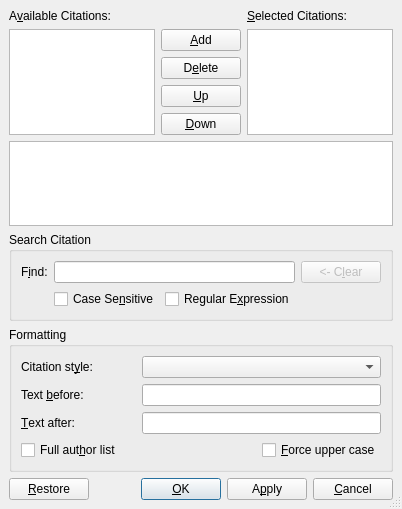
The window that src/frontends/qt4/ui/CitationUi.ui (rpavlik/lyx-lucid-backport) describes before a commit, drawn with Qt 5.
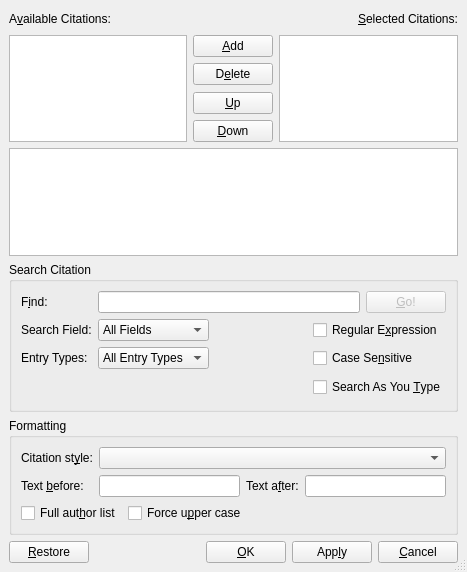
The same window after the commit. Icons and pictures are not drawn.

```diff
--- a/src/frontends/qt4/ui/CitationUi.ui
+++ b/src/frontends/qt4/ui/CitationUi.ui
@@ -5,8 +5,8 @@
    <rect>
     <x>0</x>
     <y>0</y>
-    <width>369</width>
-    <height>509</height>
+    <width>467</width>
+    <height>572</height>
    </rect>
   </property>
   <property name="sizePolicy" >
@@ -30,130 +30,189 @@
    <property name="spacing" >
     <number>6</number>
    </property>
-   <item row="0" column="0" >
+   <item row="1" column="0" >
+    <widget class="QTextEdit" name="infoML" >
+     <property name="sizePolicy" >
+      <sizepolicy>
+       <hsizetype>7</hsizetype>
+       <vsizetype>4</vsizetype>
+       <horstretch>0</horstretch>
+       <verstretch>0</verstretch>
+      </sizepolicy>
+     </property>
+     <property name="readOnly" >
+      <bool>true</bool>
+     </property>
+    </widget>
+   </item>
+   <item row="2" column="0" >
+    <widget class="QGroupBox" name="groupBox" >
+     <property name="title" >
+      <string>Search Citation</string>
+     </property>
+     <property name="flat" >
+      <bool>true</bool>
+     </property>
     <layout class="QGridLayout" >
      <property name="margin" >
-      <number>0</number>
+       <number>9</number>
      </property>
      <property name="spacing" >
       <number>6</number>
      </property>
-     <item row="4" column="1" >
-      <widget class="QPushButton" name="upPB" >
-       <property name="sizePolicy" >
-        <sizepolicy>
-         <hsizetype>0</hsizetype>
-         <vsizetype>0</vsizetype>
-         <horstretch>0</horstretch>
-         <verstretch>0</verstretch>
-        </sizepolicy>
-       </property>
+      <item row="0" column="0" >
+       <widget class="QLabel" name="findKeysLA" >
+        <property name="text" >
+         <string>F&amp;ind:</string>
+        </property>
+        <property name="alignment" >
+         <set>Qt::AlignLeading|Qt::AlignLeft|Qt::AlignVCenter</set>
+        </property>
+        <property name="buddy" >
+         <cstring>findLE</cstring>
+        </property>
+       </widget>
+      </item>
+      <item row="0" column="1" colspan="3" >
+       <widget class="QLineEdit" name="findLE" >
        <property name="toolTip" >
         <string>Move the selected citation up</string>
        </property>
        <property name="text" >
-        <string>&amp;Up</string>
-       </property>
-       <property name="icon" >
-        <iconset/>
-       </property>
-      </widget>
-     </item>
-     <item row="5" column="1" >
-      <widget class="QPushButton" name="downPB" >
-       <property name="sizePolicy" >
-        <sizepolicy>
-         <hsizetype>0</hsizetype>
-         <vsizetype>0</vsizetype>
-         <horstretch>0</horstretch>
-         <verstretch>0</verstretch>
-        </sizepolicy>
+         <string/>
+        </property>
+       </widget>
+      </item>
+      <item row="0" column="4" >
+       <widget class="QPushButton" name="searchPB" >
+        <property name="enabled" >
+         <bool>false</bool>
        </property>
        <property name="toolTip" >
         <string>Move the selected citation down</string>
        </property>
        <property name="text" >
-        <string>&amp;Down</string>
-       </property>
-       <property name="icon" >
-        <iconset/>
+         <string>&amp;Go!</string>
+        </property>
+        <property name="autoDefault" >
+         <bool>false</bool>
        </property>
       </widget>
      </item>
-     <item row="3" column="1" >
+      <item row="1" column="0" >
+       <widget class="QLabel" name="fieldsLA" >
+        <property name="text" >
+         <string>Search Field:</string>
+        </property>
+        <property name="buddy" >
+         <cstring>fieldsCO</cstring>
+        </property>
+       </widget>
+      </item>
+      <item row="1" column="1" >
+       <widget class="QComboBox" name="fieldsCO" >
+        <property name="maxVisibleItems" >
+         <number>16</number>
+        </property>
+        <property name="insertPolicy" >
+         <enum>QComboBox::NoInsert</enum>
+        </property>
+        <property name="sizeAdjustPolicy" >
+         <enum>QComboBox::AdjustToContents</enum>
+        </property>
+        <item>
+         <property name="text" >
+          <string>All Fields</string>
+         </property>
+        </item>
+       </widget>
+      </item>
+      <item row="1" column="2" >
       <spacer>
        <property name="orientation" >
-        <enum>Qt::Vertical</enum>
+         <enum>Qt::Horizontal</enum>
        </property>
        <property name="sizeHint" >
         <size>
-         <width>77</width>
-         <height>16</height>
+          <width>40</width>
+          <height>20</height>
         </size>
        </property>
       </spacer>
      </item>
+      <item row="1" column="3" colspan="2" >
+       <widget class="QCheckBox" name="regexCB" >
+        <property name="text" >
+         <string>Regular E&amp;xpression</string>
+        </property>
+       </widget>
+      </item>
+      <item row="2" column="0" >
+       <widget class="QLabel" name="entriesLA" >
+        <property name="text" >
+         <string>Entry Types:</string>
+        </property>
+        <property name="buddy" >
+         <cstring>entriesCO</cstring>
+        </property>
+       </widget>
+      </item>
      <item row="2" column="1" >
-      <widget class="QPushButton" name="deletePB" >
+       <widget class="QComboBox" name="entriesCO" >
+        <property name="insertPolicy" >
+         <enum>QComboBox::NoInsert</enum>
+        </property>
+        <property name="sizeAdjustPolicy" >
+         <enum>QComboBox::AdjustToContents</enum>
+        </property>
+        <item>
        <property name="text" >
-        <string>D&amp;elete</string>
-       </property>
-      </widget>
-     </item>
-     <item rowspan="5" row="1" column="0" >
-      <widget class="QListView" name="availableLV" >
-       <property name="editTriggers" >
-        <set>QAbstractItemView::NoEditTriggers</set>
-       </property>
-      </widget>
-     </item>
-     <item row="1" column="1" >
-      <widget class="QPushButton" name="addPB" >
-       <property name="toolTip" >
-        <string/>
-       </property>
-       <property name="text" >
-        <string>&amp;Add</string>
-       </property>
-       <property name="autoDefault" >
-        <bool>true</bool>
-       </property>
-      </widget>
-     </item>
-     <item row="0" column="2" >
-      <widget class="QLabel" name="selectedKeysLA" >
+          <string>All Entry Types</string>
+         </property>
+        </item>
+       </widget>
+      </item>
+      <item row="2" column="2" >
+       <spacer>
+        <property name="orientation" >
+         <enum>Qt::Horizontal</enum>
+        </property>
+        <property name="sizeHint" >
+         <size>
+          <width>40</width>
+          <height>20</height>
+         </size>
+        </property>
+       </spacer>
+      </item>
+      <item row="2" column="3" colspan="2" >
+       <widget class="QCheckBox" name="caseCB" >
        <property name="text" >
-        <string>&amp;Selected Citations:</string>
-       </property>
-       <property name="buddy" >
-        <cstring>selectedLV</cstring>
-       </property>
-      </widget>
-     </item>
-     <item row="0" column="0" >
-      <widget class="QLabel" name="availableKeysLA" >
-       <property name="text" >
-        <string>A&amp;vailable Citations:</string>
-       </property>
-       <property name="buddy" >
-        <cstring>availableLV</cstring>
-       </property>
-      </widget>
-     </item>
-     <item rowspan="5" row="1" column="2" >
-      <widget class="QListView" name="selectedLV" >
-       <property name="editTriggers" >
-        <set>QAbstractItemView::NoEditTriggers</set>
+         <string>Case Se&amp;nsitive</string>
+        </property>
+       </widget>
+      </item>
+      <item row="3" column="0" colspan="3" >
+       <spacer>
+        <property name="orientation" >
+         <enum>Qt::Horizontal</enum>
+        </property>
+        <property name="sizeHint" >
+         <size>
+          <width>271</width>
+          <height>25</height>
+         </size>
+        </property>
+       </spacer>
+      </item>
+      <item row="3" column="3" colspan="2" >
+       <widget class="QCheckBox" name="asTypeCB" >
+        <property name="text" >
+         <string>Search As You &amp;Type</string>
        </property>
       </widget>
      </item>
     </layout>
-   </item>
-   <item row="1" column="0" >
-    <widget class="QTextBrowser" name="infoML" >
-     <property name="focusPolicy" >
-      <enum>Qt::NoFocus</enum>
-     </property>
     </widget>
    </item>
    <item row="3" column="0" >
@@ -171,32 +230,15 @@
       <property name="spacing" >
        <number>6</number>
       </property>
-      <item row="0" column="1" colspan="2" >
-       <widget class="QComboBox" name="citationStyleCO" >
-        <property name="sizePolicy" >
-         <sizepolicy>
-          <hsizetype>3</hsizetype>
-          <vsizetype>0</vsizetype>
-          <horstretch>0</horstretch>
-          <verstretch>0</verstretch>
-         </sizepolicy>
+      <item row="1" column="0" >
+       <layout class="QHBoxLayout" >
+        <property name="margin" >
+         <number>0</number>
         </property>
-        <property name="toolTip" >
-         <string>Natbib citation style to use</string>
+        <property name="spacing" >
+         <number>6</number>
         </property>
-       </widget>
-      </item>
-      <item row="0" column="0" >
-       <widget class="QLabel" name="citationStyleLA" >
-        <property name="text" >
-         <string>Citation st&amp;yle:</string>
-        </property>
-        <property name="buddy" >
-         <cstring>citationStyleCO</cstring>
-        </property>
-       </widget>
-      </item>
-      <item row="3" column="0" colspan="2" >
+        <item>
        <widget class="QCheckBox" name="fulllistCB" >
         <property name="toolTip" >
          <string>List all authors</string>
@@ -206,42 +248,58 @@
         </property>
        </widget>
       </item>
-      <item row="3" column="2" >
+        <item>
        <widget class="QCheckBox" name="forceuppercaseCB" >
         <property name="toolTip" >
          <string>Force upper case in citation</string>
         </property>
         <property name="text" >
-         <string>&amp;Force upper case</string>
+           <string>Force u&amp;pper case</string>
         </property>
        </widget>
       </item>
-      <item row="2" column="0" >
-       <widget class="QLabel" name="textAfterLA" >
+        <item>
+         <spacer>
+          <property name="orientation" >
+           <enum>Qt::Horizontal</enum>
+          </property>
+          <property name="sizeHint" >
+           <size>
+            <width>21</width>
+            <height>20</height>
+           </size>
+          </property>
+         </spacer>
+        </item>
+       </layout>
+      </item>
+      <item row="0" column="0" >
+       <layout class="QHBoxLayout" >
+        <property name="margin" >
+         <number>0</number>
+        </property>
+        <property name="spacing" >
+         <number>6</number>
+        </property>
+        <item>
+         <layout class="QVBoxLayout" >
+          <property name="margin" >
+           <number>0</number>
+          </property>
+          <property name="spacing" >
+           <number>6</number>
+          </property>
+          <item>
+           <widget class="QLabel" name="citationStyleLA" >
         <property name="text" >
-         <string>&amp;Text after:</string>
+             <string>Citation st&amp;yle:</string>
         </property>
         <property name="buddy" >
          <cstring>textAfterED</cstring>
         </property>
        </widget>
       </item>
-      <item row="2" column="1" colspan="2" >
-       <widget class="QLineEdit" name="textAfterED" >
-        <property name="sizePolicy" >
-         <sizepolicy>
-          <hsizetype>5</hsizetype>
-          <vsizetype>0</vsizetype>
-          <horstretch>0</horstretch>
-          <verstretch>0</verstretch>
-         </sizepolicy>
-        </property>
-        <property name="toolTip" >
-         <string>Text to place after citation</string>
-        </property>
-       </widget>
-      </item>
-      <item row="1" column="0" >
+          <item>
        <widget class="QLabel" name="textBeforeLA" >
         <property name="text" >
          <string>Text &amp;before:</string>
@@ -251,11 +309,54 @@
         </property>
        </widget>
       </item>
-      <item row="1" column="1" colspan="2" >
+         </layout>
+        </item>
+        <item>
+         <layout class="QVBoxLayout" >
+          <property name="margin" >
+           <number>0</number>
+          </property>
+          <property name="spacing" >
+           <number>6</number>
+          </property>
+          <item>
+           <layout class="QHBoxLayout" >
+            <property name="margin" >
+             <number>0</number>
+            </property>
+            <property name="spacing" >
+             <number>6</number>
+            </property>
+            <item>
+             <widget class="QComboBox" name="citationStyleCO" >
+              <property name="sizePolicy" >
+               <sizepolicy>
+                <hsizetype>3</hsizetype>
+                <vsizetype>0</vsizetype>
+                <horstretch>0</horstretch>
+                <verstretch>0</verstretch>
+               </sizepolicy>
+              </property>
+              <property name="toolTip" >
+               <string>Natbib citation style to use</string>
+              </property>
+             </widget>
+            </item>
+           </layout>
+          </item>
+          <item>
+           <layout class="QHBoxLayout" >
+            <property name="margin" >
+             <number>0</number>
+            </property>
+            <property name="spacing" >
+             <number>6</number>
+            </property>
+            <item>
        <widget class="QLineEdit" name="textBeforeED" >
         <property name="sizePolicy" >
          <sizepolicy>
-          <hsizetype>5</hsizetype>
+                <hsizetype>3</hsizetype>
           <vsizetype>0</vsizetype>
           <horstretch>0</horstretch>
           <verstretch>0</verstretch>
@@ -266,6 +367,37 @@
         </property>
        </widget>
       </item>
+            <item>
+             <widget class="QLabel" name="textAfterLA" >
+              <property name="text" >
+               <string>Text a&amp;fter:</string>
+              </property>
+              <property name="buddy" >
+               <cstring>textAfterED</cstring>
+              </property>
+             </widget>
+            </item>
+            <item>
+             <widget class="QLineEdit" name="textAfterED" >
+              <property name="sizePolicy" >
+               <sizepolicy>
+                <hsizetype>3</hsizetype>
+                <vsizetype>0</vsizetype>
+                <horstretch>0</horstretch>
+                <verstretch>0</verstretch>
+               </sizepolicy>
+              </property>
+              <property name="toolTip" >
+               <string>Text to place after citation</string>
+              </property>
+             </widget>
+            </item>
+           </layout>
+          </item>
+         </layout>
+        </item>
+       </layout>
+      </item>
      </layout>
     </widget>
    </item>
@@ -282,6 +414,9 @@
        <property name="text" >
         <string>&amp;Restore</string>
        </property>
+       <property name="autoDefault" >
+        <bool>false</bool>
+       </property>
       </widget>
      </item>
      <item>
@@ -303,17 +438,20 @@
         <string>&amp;OK</string>
        </property>
        <property name="autoDefault" >
-        <bool>true</bool>
+        <bool>false</bool>
        </property>
        <property name="default" >
-        <bool>true</bool>
+        <bool>false</bool>
        </property>
       </widget>
      </item>
      <item>
       <widget class="QPushButton" name="applyPB" >
        <property name="text" >
-        <string>A&amp;pply</string>
+        <string>App&amp;ly</string>
+       </property>
+       <property name="autoDefault" >
+        <bool>false</bool>
        </property>
       </widget>
      </item>
@@ -329,77 +467,179 @@
      </item>
     </layout>
    </item>
-   <item row="2" column="0" >
-    <widget class="QGroupBox" name="groupBox" >
-     <property name="title" >
-      <string>Search Citation</string>
-     </property>
-     <property name="flat" >
-      <bool>true</bool>
-     </property>
+   <item row="0" column="0" >
      <layout class="QGridLayout" >
       <property name="margin" >
-       <number>9</number>
-      </property>
-      <property name="spacing" >
-       <number>6</number>
-      </property>
-      <item row="1" column="1" >
-       <layout class="QHBoxLayout" >
-        <property name="margin" >
          <number>0</number>
         </property>
         <property name="spacing" >
          <number>6</number>
         </property>
-        <item>
-         <widget class="QCheckBox" name="caseCB" >
-          <property name="text" >
-           <string>Case Se&amp;nsitive</string>
-          </property>
-         </widget>
-        </item>
-        <item>
-         <widget class="QCheckBox" name="regexCB" >
-          <property name="text" >
-           <string>Regular E&amp;xpression</string>
-          </property>
-         </widget>
-        </item>
-       </layout>
-      </item>
-      <item row="0" column="2" >
-       <widget class="QPushButton" name="clearPB" >
-        <property name="enabled" >
-         <bool>false</bool>
-        </property>
-        <property name="text" >
-         <string>&lt;- C&amp;lear</string>
-        </property>
-       </widget>
-      </item>
-      <item row="0" column="1" >
-       <widget class="QLineEdit" name="findLE" >
-        <property name="text" >
-         <string/>
-        </property>
-       </widget>
-      </item>
       <item row="0" column="0" >
-       <widget class="QLabel" name="findKeysLA" >
+      <layout class="QHBoxLayout" >
+       <property name="margin" >
+        <number>0</number>
+       </property>
+       <property name="spacing" >
+        <number>6</number>
+       </property>
+       <item>
+        <widget class="QLabel" name="availableKeysLA" >
         <property name="text" >
-         <string>F&amp;ind:</string>
-        </property>
-        <property name="alignment" >
-         <set>Qt::AlignLeading|Qt::AlignLeft|Qt::AlignVCenter</set>
-        </property>
+          <string>A&amp;vailable Citations:</string>
+         </property>
+         <property name="buddy" >
+          <cstring>availableLV</cstring>
+         </property>
+        </widget>
+       </item>
+       <item>
+        <spacer>
+         <property name="orientation" >
+          <enum>Qt::Horizontal</enum>
+         </property>
+         <property name="sizeHint" >
+          <size>
+           <width>71</width>
+           <height>20</height>
+          </size>
+         </property>
+        </spacer>
+       </item>
+       <item>
+        <widget class="QLabel" name="selectedKeysLA" >
+         <property name="text" >
+          <string>&amp;Selected Citations:</string>
+         </property>
         <property name="buddy" >
          <cstring>findLE</cstring>
         </property>
        </widget>
       </item>
      </layout>
-    </widget>
+     </item>
+     <item row="1" column="0" >
+      <layout class="QHBoxLayout" >
+       <property name="margin" >
+        <number>0</number>
+       </property>
+       <property name="spacing" >
+        <number>6</number>
+       </property>
+       <item>
+        <widget class="QListView" name="availableLV" >
+         <property name="editTriggers" >
+          <set>QAbstractItemView::NoEditTriggers</set>
+         </property>
+        </widget>
+       </item>
+       <item>
+        <layout class="QVBoxLayout" >
+         <property name="margin" >
+          <number>0</number>
+         </property>
+         <property name="spacing" >
+          <number>6</number>
+         </property>
+         <item>
+          <widget class="QPushButton" name="addPB" >
+           <property name="toolTip" >
+            <string>The Enter key works, too</string>
+           </property>
+           <property name="text" >
+            <string>&amp;Add</string>
+           </property>
+           <property name="autoDefault" >
+            <bool>false</bool>
+           </property>
+          </widget>
+         </item>
+         <item>
+          <widget class="QPushButton" name="deletePB" >
+           <property name="toolTip" >
+            <string>The delete key works, too</string>
+           </property>
+           <property name="text" >
+            <string>D&amp;elete</string>
+           </property>
+           <property name="autoDefault" >
+            <bool>false</bool>
+           </property>
+          </widget>
+         </item>
+         <item>
+          <spacer>
+           <property name="orientation" >
+            <enum>Qt::Vertical</enum>
+           </property>
+           <property name="sizeHint" >
+            <size>
+             <width>77</width>
+             <height>20</height>
+            </size>
+           </property>
+          </spacer>
+         </item>
+         <item>
+          <widget class="QPushButton" name="upPB" >
+           <property name="sizePolicy" >
+            <sizepolicy>
+             <hsizetype>1</hsizetype>
+             <vsizetype>0</vsizetype>
+             <horstretch>0</horstretch>
+             <verstretch>0</verstretch>
+            </sizepolicy>
+           </property>
+           <property name="toolTip" >
+            <string>Move the selected citation up (try Ctrl-Up)</string>
+           </property>
+           <property name="text" >
+            <string>&amp;Up</string>
+           </property>
+           <property name="icon" >
+            <iconset/>
+           </property>
+           <property name="autoDefault" >
+            <bool>false</bool>
+           </property>
+          </widget>
+         </item>
+         <item>
+          <widget class="QPushButton" name="downPB" >
+           <property name="sizePolicy" >
+            <sizepolicy>
+             <hsizetype>1</hsizetype>
+             <vsizetype>0</vsizetype>
+             <horstretch>0</horstretch>
+             <verstretch>0</verstretch>
+            </sizepolicy>
+           </property>
+           <property name="toolTip" >
+            <string>Move the selected citation down (try Ctrl-Down)</string>
+           </property>
+           <property name="text" >
+            <string>&amp;Down</string>
+           </property>
+           <property name="icon" >
+            <iconset/>
+           </property>
+           <property name="autoDefault" >
+            <bool>false</bool>
+           </property>
+          </widget>
+         </item>
+        </layout>
+       </item>
+       <item>
+        <widget class="QListView" name="selectedLV" >
+         <property name="editTriggers" >
+          <set>QAbstractItemView::NoEditTriggers</set>
+         </property>
+        </widget>
+       </item>
+      </layout>
+     </item>
+    </layout>
    </item>
   </layout>
  </widget>
```
Left out of the diff: 18 changed lines with no effect on the pictures. Lines whose indentation alone changed are shown as unchanged.
